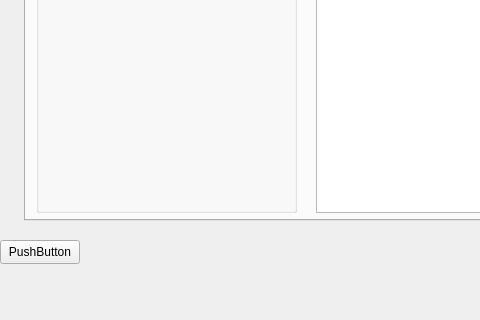
Old version of the form CarRent/mainscreen.ui in the repository Mani-SSH/Car_Rental; both pictures show x 0 to 480 and y 400 to 720 of the 1366 by 720 pixel window.
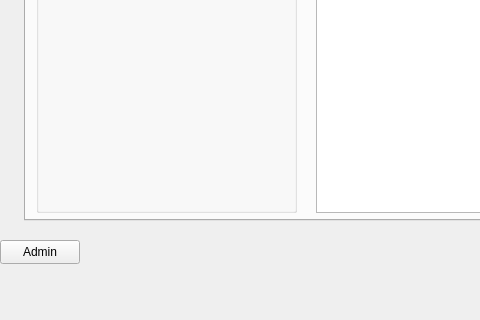
New version of the form.

Commit message: Linked change_info to main screen

What changed in the file:
```diff
--- a/CarRent/mainscreen.ui
+++ b/CarRent/mainscreen.ui
@@ -262,7 +262,7 @@
      </rect>
     </property>
     <property name="text">
-     <string>PushButton</string>
+     <string>Admin</string>
     </property>
    </widget>
   </widget>
```
Left out of the diff: 4 changed lines with no effect on the pictures. The commit also changes 3 other files.
